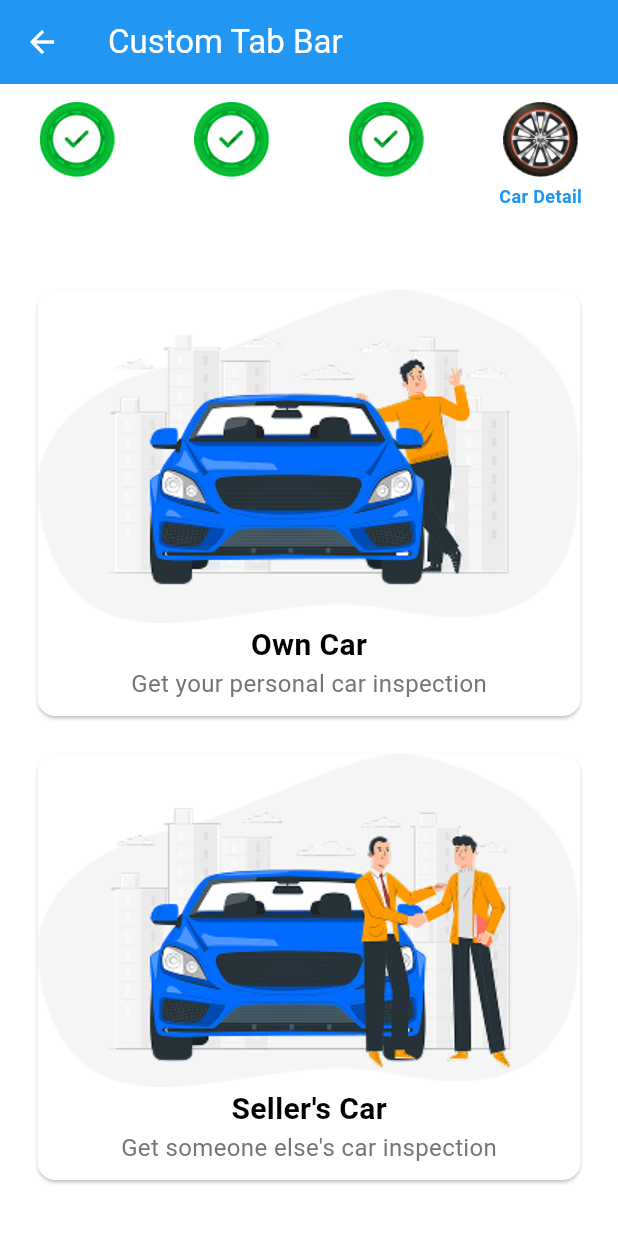
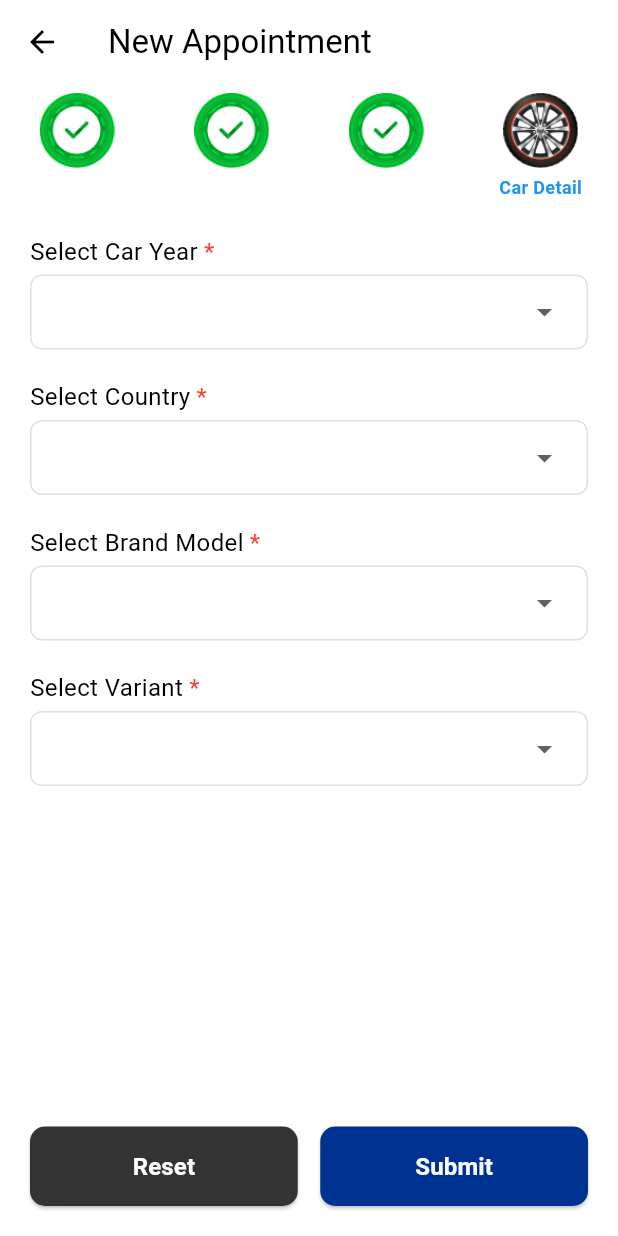
Before and after one commit to shakeelnasrullah/revress, a Flutter app: the screen it shows after launch, swiped to page 4, on a phone screen of 412 x 824 dp. Run offline on Flutter 3.47's test engine with Material 3 defaults, Android fonts, the phone set to English and light mode, and no system bars; our stand-ins replace circle_nav_bar, flutter_bloc, intl_phone_number_input.

Commit message:
Car Detail page is designed

```diff
--- a/lib/inspection/body_type/body_type_screen.dart
+++ b/lib/inspection/body_type/body_type_screen.dart
@@ -58,10 +58,13 @@ class _BodyTypeScreenState extends State<BodyTypeScreen> {
 
   @override
   Widget build(BuildContext context) {
-    return Column(
+    return Scaffold(
+      backgroundColor: Colors.white,
+      body: Column(
         children: [
           // Grid View
           Expanded(
+
             child: Padding(
               padding: const EdgeInsets.all(16.0),
               child: GridView.builder(
@@ -98,15 +101,8 @@ class _BodyTypeScreenState extends State<BodyTypeScreen> {
               ),
             ),
           ),
-
-        // Footer
-        /*Container(
-          width: double.infinity,
-          padding: EdgeInsets.all(16.0),
-          color: Colors.grey[100],
-          child: FooterWidget(),
-        ),*/
         ],
+      ),
     );
   }
 
--- a/lib/inspection/custom_tab_bar.dart
+++ b/lib/inspection/custom_tab_bar.dart
@@ -3,6 +3,7 @@ import 'package:flutter/material.dart';
 import 'package:revress/inspection/tab_status.dart';
 
 import 'package:revress/inspection/type/inspection_type.dart';
+import 'package:revress/inspection/vehicle_detail/vehicle_detail_screen.dart';
 import 'package:revress/inspection/vehicle_type/vechicle_type_screen.dart';
 import 'body_type/body_type_screen.dart';
 import 'custom_tab_widget.dart';
@@ -27,7 +28,7 @@ class CustomTabBar extends StatelessWidget {
       children: [
         // Tab Bar
         Container(
-          height: 100,
+          height: 80,
           decoration: BoxDecoration(
             color: Colors.white,
             boxShadow: [
@@ -84,7 +85,7 @@ class CustomTabBar extends StatelessWidget {
       case 2:
         return BodyTypeScreen();
       case 3:
-        return VehicleTypeScreen();
+        return VehicleDetailScreen();
       default: return InspectionTypeScreen();
 
     }
--- a/lib/inspection/custom_tab_widget.dart
+++ b/lib/inspection/custom_tab_widget.dart
@@ -47,13 +47,14 @@ class CustomTabWidget extends StatelessWidget {
     return GestureDetector(
       onTap: onTap,
       child: Container(
-        height: 120,
+        height: 80,
         width: tabWidth,
-        padding: const EdgeInsets.symmetric(vertical: 12, horizontal: 8),
+        padding: const EdgeInsets.symmetric( horizontal: 8),
         child: Column(
           mainAxisSize: MainAxisSize.min,
           children: [
             // Icon with status-based coloring
+            const SizedBox(height: 6),
             Image.asset(
               _getIcon(tab.status, tab.icon),
               //color: _getIconColor(tab.status, isActive),
--- a/lib/inspection/new_appointment_screen.dart
+++ b/lib/inspection/new_appointment_screen.dart
@@ -20,13 +20,13 @@ class _TabScreenState extends State<NewAppointmentScreen> {
     CustomTab(
       title: 'Inspection',
       icon: "assets/images/checked_tab.png",
-      status: TabStatus.completed,
+      status: TabStatus.active,
       index: 0,
     ),
     CustomTab(
       title: 'Owner/Seller',
       icon: "assets/images/active_tab.png",
-      status: TabStatus.active,
+      status: TabStatus.pending,
       index: 1,
     ),
     CustomTab(
@@ -91,9 +91,9 @@ class _TabScreenState extends State<NewAppointmentScreen> {
   Widget build(BuildContext context) {
     return Scaffold(
       appBar: AppBar(
-        title: const Text('Custom Tab Bar'),
-        backgroundColor: Colors.blue,
-        foregroundColor: Colors.white,
+        title: const Text('New Appointment'),
+        backgroundColor: Colors.white,
+        foregroundColor: Colors.black,
       ),
       body: CustomTabBar(
         tabs: _tabs,
--- a/lib/inspection/type/inspection_type.dart
+++ b/lib/inspection/type/inspection_type.dart
@@ -31,7 +31,7 @@ class _InspectionTypeScreenState extends State<InspectionTypeScreen> {
                 ),
                 Text(
                   "For those who have physical problems",
-                  style: TextStyle(color: Colors.grey[600], fontSize: 16),
+                  style: TextStyle(color: Colors.grey[600], fontSize: 14),
                 ),
                 SizedBox(height: 10),
               ],
@@ -52,7 +52,7 @@ class _InspectionTypeScreenState extends State<InspectionTypeScreen> {
                 ),
                 Text(
                   "For those who want computerized inspection",
-                  style: TextStyle(color: Colors.grey[600], fontSize: 16),
+                  style: TextStyle(color: Colors.grey[600], fontSize: 14),
                 ),
                 SizedBox(height: 10),
               ],
--- /dev/null
+++ b/lib/inspection/vehicle_detail/vehicle_detail_screen.dart
@@ -0,0 +1,226 @@
+import 'package:flutter/material.dart';
+import 'package:revress/app_colors.dart';
+
+
+class VehicleDetailScreen extends StatefulWidget {
+  const VehicleDetailScreen({super.key});
+
+  @override
+  State<VehicleDetailScreen> createState() => _VehicleDetailScreenState();
+}
+
+class _VehicleDetailScreenState extends State<VehicleDetailScreen> {
+
+  // Dropdown values
+  String? selectedYear;
+  String? selectedCountry;
+  String? selectedBrandModel;
+  String? selectedVariant;
+
+  // Sample data
+  final List<String> years = ['2024', '2023', '2022', '2021', '2020'];
+  final List<String> countries = ['USA', 'Canada', 'Germany', 'Japan', 'UK'];
+  final List<String> brandModels = ['Toyota Camry', 'Honda Civic', 'Ford Mustang', 'BMW X5', 'Mercedes C-Class'];
+  final List<String> variants = ['Base', 'Sport', 'Luxury', 'Premium', 'Limited'];
+
+  @override
+  Widget build(BuildContext context) {
+    return Scaffold(
+      backgroundColor: Colors.white,
+      body: Padding(
+        padding: const EdgeInsets.all(20.0),
+
+        child: Column(
+          children: [
+            _buildLabel("Select Car Year"),
+            SizedBox(height: 4),
+
+            // Year Dropdown
+            _buildDropdown(
+              value: selectedYear,
+              items: years,
+              hint: 'Select Year',
+              onChanged: (value) {
+                setState(() {
+                  selectedYear = value;
+                });
+              },
+            ),
+            SizedBox(height: 20),
+            _buildLabel("Select Country"),
+            SizedBox(height: 4),
+            // Country Dropdown
+            _buildDropdown(
+              value: selectedCountry,
+              items: countries,
+              hint: 'Select Country',
+              onChanged: (value) {
+                setState(() {
+                  selectedCountry = value;
+                });
+              },
+            ),
+            SizedBox(height: 20),
+            _buildLabel("Select Brand Model"),
+            SizedBox(height: 4),
+            // Brand Model Dropdown
+            _buildDropdown(
+              value: selectedBrandModel,
+              items: brandModels,
+              hint: 'Select Brand Model',
+              onChanged: (value) {
+                setState(() {
+                  selectedBrandModel = value;
+                });
+              },
+            ),
+            SizedBox(height: 20),
+            _buildLabel("Select Variant"),
+            SizedBox(height: 4),
+            // Variant Dropdown
+            _buildDropdown(
+              value: selectedVariant,
+              items: variants,
+              hint: 'Select Variant',
+              onChanged: (value) {
+                setState(() {
+                  selectedVariant = value;
+                });
+              },
+            ),
+
+            // Spacer to push buttons to bottom
+            Spacer(),
+
+            // Buttons Row
+            Row(
+              children: [
+                // Reset Button
+                Expanded(
+                  child: _buildRoundedButton(
+                    text: 'Reset',
+                    backgroundColor: AppColors.darkGray,
+                    onPressed: () {
+                      _resetAll();
+                    },
+                  ),
+                ),
+                SizedBox(width: 15),
+
+                // Submit Button
+                Expanded(
+                  child: _buildRoundedButton(
+                    text: 'Submit',
+                    backgroundColor: AppColors.secondary,
+                    onPressed: () {
+                      _submitForm();
+                    },
+                  ),
+                ),
+              ],
+            ),
+          ],
+        ),
+      ),
+    );
+  }
+
+  Widget _buildLabel(String label){
+    return Row(
+      children: [
+        Text(label, style: TextStyle(color: Colors.black, fontSize: 16),),
+        SizedBox(width: 4,),
+        Text("*", style: TextStyle(color: Colors.red, fontSize: 16), ),
+      ],
+    );
+  }
+
+
+
+  // Reusable dropdown widget
+  Widget _buildDropdown({
+    required String? value,
+    required List<String> items,
+    required String hint,
+    required Function(String?) onChanged,
+  }) {
+    return Container(
+      decoration: BoxDecoration(
+        border: Border.all(color: Colors.grey.shade300),
+        borderRadius: BorderRadius.circular(8),
+       // color: Colors.white
+      ),
+      child: Padding(
+        padding: const EdgeInsets.symmetric(horizontal: 16.0),
+        child: DropdownButton<String>(
+          value: value,
+          //hint: Text(hint),
+          isExpanded: true,
+          dropdownColor: Colors.white,
+          underline: SizedBox(), // Remove default underline
+          borderRadius: BorderRadius.circular(8),
+          items: items.map((String item) {
+            return DropdownMenuItem<String>(
+              value: item,
+              child: Text(item),
+            );
+          }).toList(),
+          onChanged: onChanged,
+        ),
+      ),
+    );
+  }
+
+  Widget _buildRoundedButton({
+    required String text,
+    required Color backgroundColor,
+    required VoidCallback onPressed,
+  }) {
+    return ElevatedButton(
+      onPressed: onPressed,
+      style: ElevatedButton.styleFrom(
+        backgroundColor: backgroundColor,
+        foregroundColor: Colors.white,
+        shape: RoundedRectangleBorder(
+          borderRadius: BorderRadius.circular(10),
+        ),
+        padding: EdgeInsets.symmetric(vertical: 15),
+      ),
+      child: Text(
+        text,
+        style: TextStyle(fontSize: 16, fontWeight: FontWeight.w600),
+      ),
+    );
+  }
+
+  void _resetAll() {
+    setState(() {
+      selectedYear = null;
+      selectedCountry = null;
+      selectedBrandModel = null;
+      selectedVariant = null;
+    });
+  }
+
+  void _submitForm() {
+    if (selectedYear == null ||
+        selectedCountry == null ||
+        selectedBrandModel == null ||
+        selectedVariant == null) {
+      _showSnackBar('Please fill all fields');
+      return;
+    }
+
+    // Here you would typically handle the form submission
+    _showSnackBar('Selected: $selectedYear, $selectedCountry, $selectedBrandModel, $selectedVariant');
+  }
+
+  void _showSnackBar(String message) {
+    ScaffoldMessenger.of(context).showSnackBar(
+      SnackBar(
+        content: Text(message),
+        duration: Duration(seconds: 2),
+      ),
+    );
+  }
+}
--- a/lib/inspection/vehicle_type/vechicle_type_screen.dart
+++ b/lib/inspection/vehicle_type/vechicle_type_screen.dart
@@ -31,7 +31,7 @@ class _VehicleTypeScreenState extends State<VehicleTypeScreen> {
                 ),
                 Text(
                   "Get your personal car inspection",
-                  style: TextStyle(color: Colors.grey[600], fontSize: 16),
+                  style: TextStyle(color: Colors.grey[600], fontSize: 14),
                 ),
                 SizedBox(height: 10),
               ],
@@ -52,7 +52,7 @@ class _VehicleTypeScreenState extends State<VehicleTypeScreen> {
                 ),
                 Text(
                   "Get someone else's car inspection",
-                  style: TextStyle(color: Colors.grey[600], fontSize: 16),
+                  style: TextStyle(color: Colors.grey[600], fontSize: 14),
                 ),
                 SizedBox(height: 10),
               ],
```
Lines whose indentation alone changed are shown as unchanged.
